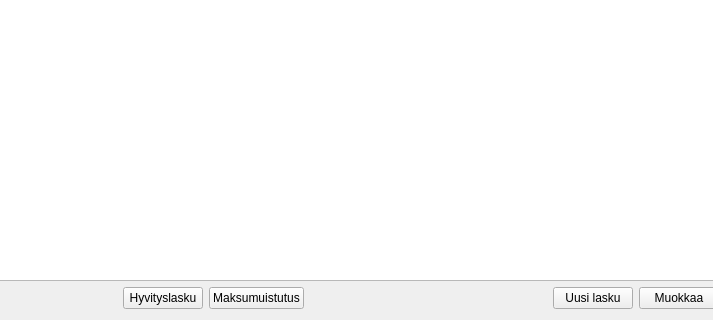
Qt form kitupiikki/laskutus/laskulistawidget.ui (artoh/kitupiikki) before a commit; both pictures show x 389 to 1102 and y 279 to 599 of the 1205 by 599 pixel window.
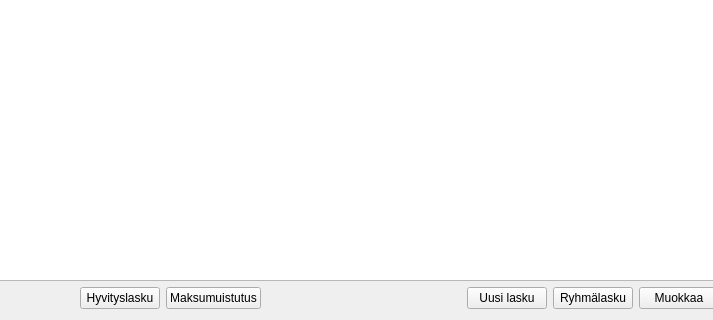
The same form after that commit. Icons and pictures are not drawn. Custom widgets are drawn as their Qt base class.

Commit message: Ryhmälasku tallentuu

```diff
--- a/kitupiikki/laskutus/laskulistawidget.ui
+++ b/kitupiikki/laskutus/laskulistawidget.ui
@@ -166,6 +166,17 @@
        </property>
       </widget>
      </item>
+     <item>
+      <widget class="QPushButton" name="ryhmalaskuNappi">
+       <property name="text">
+        <string>Ryhmälasku</string>
+       </property>
+       <property name="icon">
+        <iconset resource="../pic/pic.qrc">
+         <normaloff>:/pic/asiakkaat.png</normaloff>:/pic/asiakkaat.png</iconset>
+       </property>
+      </widget>
+     </item>
      <item>
       <widget class="QPushButton" name="muokkaaNappi">
        <property name="text">
```
The commit also changes 14 other files.
